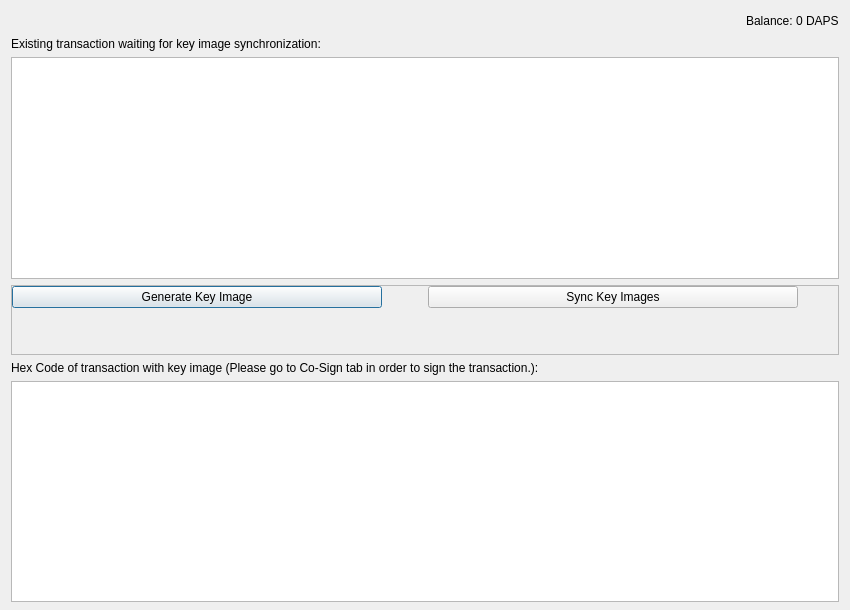
Before: the Qt Designer form src/qt/forms/keyimagesync.ui in TheArcadiaGroup/DAPS, drawn with Qt 5.
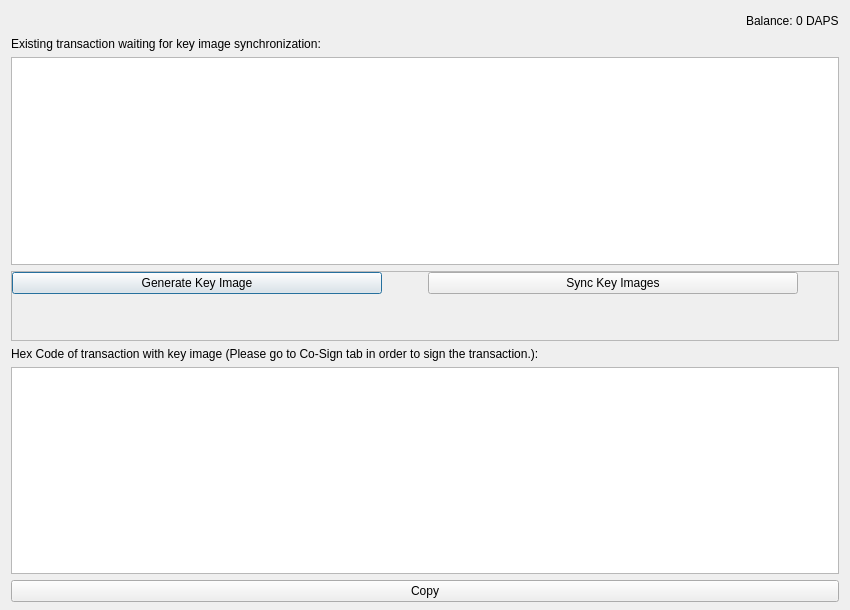
After: the same form once the commit is applied.

Commit message: add copy button to copy hex code of key image copy

```diff
--- a/src/qt/forms/keyimagesync.ui
+++ b/src/qt/forms/keyimagesync.ui
@@ -22,7 +22,7 @@
   <property name="sizeGripEnabled">
    <bool>false</bool>
   </property>
-  <layout class="QVBoxLayout" name="verticalLayout" stretch="0,0,0,0,0,0">
+  <layout class="QVBoxLayout" name="verticalLayout" stretch="0,0,0,0,0,0,0">
    <property name="bottomMargin">
     <number>8</number>
    </property>
@@ -248,6 +248,13 @@
      </property>
     </widget>
    </item>
+   <item>
+    <widget class="QPushButton" name="copyButton">
+     <property name="text">
+      <string>Copy</string>
+     </property>
+    </widget>
+   </item>
   </layout>
  </widget>
  <resources/>
```
The commit also changes 3 other files.
